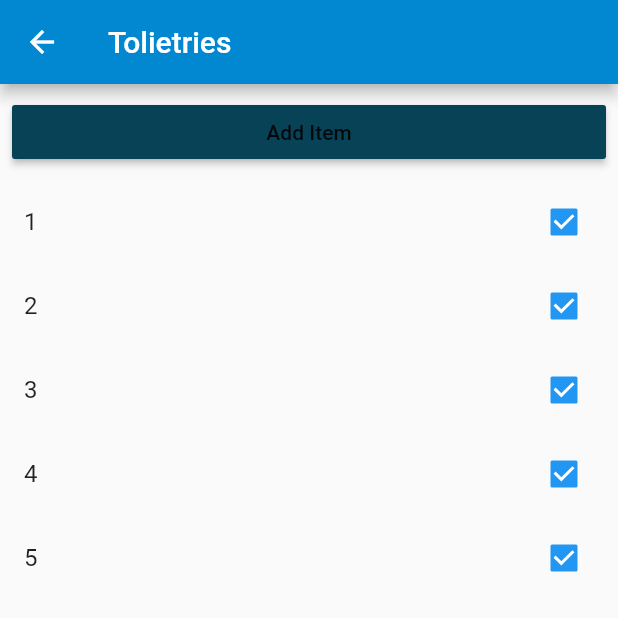
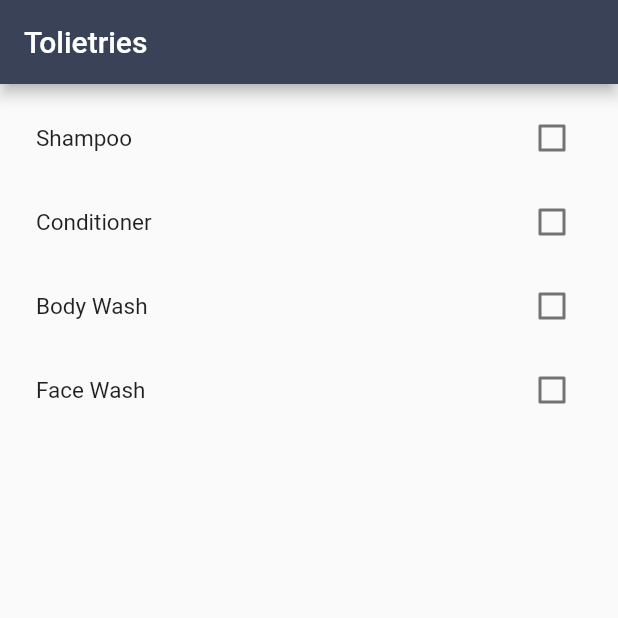
Before and after one commit to acm-projects/Travel-Buddy, a Flutter app: the ListPage screen opened directly, after a tap on "Tolietries", on a phone screen of 412 x 824 dp, the top half of it. Run offline on Flutter 3.47's test engine with Material 2 defaults, Android fonts, the phone set to English and light mode, and no system bars; our stand-ins replace firebase_auth, firebase_database, shared_preferences, table_calendar; accounts and stored records are empty.

Commit message:
Added other checklist pages.

```diff
--- /dev/null
+++ b/lib/screens/carry-on.dart
@@ -0,0 +1,63 @@
+import 'package:flutter/material.dart';
+
+void main() => runApp(CarryOn());
+
+class CarryOn extends StatelessWidget {
+  // This widget is the root of your application.
+  @override
+  Widget build(BuildContext context) {
+    return MaterialApp(
+      debugShowCheckedModeBanner: false,
+      theme: ThemeData(
+          primaryColor: Color.fromRGBO(57, 66, 86, 1.0),
+      ),
+      home: CheckBoxInListview(),
+    );
+  }
+}
+
+
+class CheckBoxInListview extends StatefulWidget {
+  @override
+  _CheckBoxInListviewState createState() => _CheckBoxInListviewState();
+}
+
+class _CheckBoxInListviewState extends State<CheckBoxInListview> {
+  bool _isChecked = false;
+
+  List<String> _texts = ["Shampoo", "Conditioner", "Body Wash", "Face Wash"];
+
+  @override
+  Widget build(BuildContext context) {
+    return Scaffold(
+      appBar: AppBar(
+        title: Text(
+          "Tolietries",
+          style: TextStyle(
+            fontSize: 20.0,
+          ),
+        ),
+
+      ),
+      body: ListView(
+        padding: EdgeInsets.all(8.0),
+        children: _texts
+            .map((text) => CheckboxListTile(
+          title: Text(
+            text,
+            style: TextStyle(
+              fontSize: 15.0,
+            ),
+          ),
+          value: _isChecked,
+          onChanged: (val1) {
+            setState(() {
+              _isChecked = val1;
+            });
+          },
+        ))
+            .toList(),
+      ),
+    );
+  }
+}
--- a/lib/screens/checklist-page.dart
+++ /dev/null
@@ -1,52 +0,0 @@
-import 'package:flutter/material.dart';
-
-class DynamicallyAddCheckbox extends StatefulWidget {
-  @override
-  _DynamicallyAddCheckboxState createState() => _DynamicallyAddCheckboxState();
-}
-
-class _DynamicallyAddCheckboxState extends State<DynamicallyAddCheckbox> {
-  List<int> _list = [1, 2, 3, 4, 5];
-  bool _isChecked = true;
-
-  _onPressed() {
-    int count = _list.length;
-    setState(() {
-      _list.add(count + 1);
-    });
-  }
-
-  @override
-  Widget build(BuildContext context) {
-    return Scaffold(
-      appBar: AppBar(
-        title: Text("Tolietries"),
-      ),
-      body: ListView(
-        children: <Widget>[
-          Padding(
-            padding: const EdgeInsets.all(8.0),
-            child: RaisedButton(
-              onPressed: _onPressed,
-              child: Text("Add Item"),
-              color: Color.fromRGBO(8, 66, 86, 1.0),
-            ),
-          ),
-          Column(
-            children: _list
-                .map((t) => CheckboxListTile(
-              title: Text("$t"),
-              value: _isChecked,
-              onChanged: (val) {
-                setState(() {
-                  _isChecked = val;
-                });
-              },
-            ))
-                .toList(),
-          ),
-        ],
-      ),
-    );
-  }
-}
--- /dev/null
+++ b/lib/screens/first-aid.dart
@@ -0,0 +1,63 @@
+import 'package:flutter/material.dart';
+
+void main() => runApp(Toiletries());
+
+class Toiletries extends StatelessWidget {
+  // This widget is the root of your application.
+  @override
+  Widget build(BuildContext context) {
+    return MaterialApp(
+      debugShowCheckedModeBanner: false,
+      theme: ThemeData(
+          primaryColor: Color.fromRGBO(57, 66, 86, 1.0),
+      ),
+      home: CheckBoxInListview(),
+    );
+  }
+}
+
+
+class CheckBoxInListview extends StatefulWidget {
+  @override
+  _CheckBoxInListviewState createState() => _CheckBoxInListviewState();
+}
+
+class _CheckBoxInListviewState extends State<CheckBoxInListview> {
+  bool _isChecked = false;
+
+  List<String> _texts = ["Shampoo", "Conditioner", "Body Wash", "Face Wash"];
+
+  @override
+  Widget build(BuildContext context) {
+    return Scaffold(
+      appBar: AppBar(
+        title: Text(
+          "Tolietries",
+          style: TextStyle(
+            fontSize: 20.0,
+          ),
+        ),
+
+      ),
+      body: ListView(
+        padding: EdgeInsets.all(8.0),
+        children: _texts
+            .map((text) => CheckboxListTile(
+          title: Text(
+            text,
+            style: TextStyle(
+              fontSize: 15.0,
+            ),
+          ),
+          value: _isChecked,
+          onChanged: (val1) {
+            setState(() {
+              _isChecked = val1;
+            });
+          },
+        ))
+            .toList(),
+      ),
+    );
+  }
+}
--- /dev/null
+++ b/lib/screens/infant.dart
@@ -0,0 +1,63 @@
+import 'package:flutter/material.dart';
+
+void main() => runApp(Infant());
+
+class Infant extends StatelessWidget {
+  // This widget is the root of your application.
+  @override
+  Widget build(BuildContext context) {
+    return MaterialApp(
+      debugShowCheckedModeBanner: false,
+      theme: ThemeData(
+          primaryColor: Color.fromRGBO(57, 66, 86, 1.0),
+      ),
+      home: CheckBoxInListview(),
+    );
+  }
+}
+
+
+class CheckBoxInListview extends StatefulWidget {
+  @override
+  _CheckBoxInListviewState createState() => _CheckBoxInListviewState();
+}
+
+class _CheckBoxInListviewState extends State<CheckBoxInListview> {
+  bool _isChecked = false;
+
+  List<String> _texts = ["Baby Wipes", "Formula", "Diapers", "Wet Wipes", "Bottles", "Pacifiers"];
+
+  @override
+  Widget build(BuildContext context) {
+    return Scaffold(
+      appBar: AppBar(
+        title: Text(
+          "Tolietries",
+          style: TextStyle(
+            fontSize: 20.0,
+          ),
+        ),
+
+      ),
+      body: ListView(
+        padding: EdgeInsets.all(8.0),
+        children: _texts
+            .map((text) => CheckboxListTile(
+          title: Text(
+            text,
+            style: TextStyle(
+              fontSize: 15.0,
+            ),
+          ),
+          value: _isChecked,
+          onChanged: (val1) {
+            setState(() {
+              _isChecked = val1;
+            });
+          },
+        ))
+            .toList(),
+      ),
+    );
+  }
+}
--- a/lib/screens/packinglist.dart
+++ b/lib/screens/packinglist.dart
@@ -1,6 +1,9 @@
 import 'package:flutter/material.dart';
 import 'package:flutter/rendering.dart';
-import 'checklist-page.dart';
+import 'package:travelbuddyapp/screens/infant.dart';
+import 'carry-on.dart';
+import 'toiletries.dart';
+
 void main() => runApp(new PackingList());
 
 class PackingList extends StatelessWidget {
@@ -64,12 +67,37 @@ class _ListPageState extends State<ListPage> {
           ),
           trailing:
               Icon(Icons.keyboard_arrow_right, color: Colors.white, size: 30.0),
-                  onTap: () {
-            Navigator.push(
-                context, MaterialPageRoute(builder: (context) => DynamicallyAddCheckbox()));
+          onTap: () {
+            if (packingListTiles.title == "Tolietries") {
+              Navigator.push(
+                  context, MaterialPageRoute(builder: (context) => Toiletries()));
+            }
+            if (packingListTiles.title == "Carry-On") {
+              Navigator.push(
+                  context, MaterialPageRoute(builder: (context) => CarryOn()));
+            }
+            if (packingListTiles.title == "First Aid") {
+              Navigator.push(
+                  context, MaterialPageRoute(builder: (context) => Toiletries()));
+            }
+            if (packingListTiles.title == "Infant") {
+              Navigator.push(
+                  context, MaterialPageRoute(builder: (context) => Infant()));
+            }
+            if (packingListTiles.title == "Cruise") {
+              Navigator.push(
+                  context, MaterialPageRoute(builder: (context) => Toiletries()));
+            }
+            if (packingListTiles.title == "Technology") {
+              Navigator.push(
+                  context, MaterialPageRoute(builder: (context) => Toiletries()));
+            }
+            if (packingListTiles.title == "Other") {
+              Navigator.push(
+                  context, MaterialPageRoute(builder: (context) => Toiletries()));
+            }
           },
         );
-
 
     Card makeCard(PackingListTiles packingListTiles) => Card(
           elevation: 8.0,
@@ -103,6 +131,7 @@ class _ListPageState extends State<ListPage> {
 
 class PackingListTiles {
   String title;
+
   PackingListTiles({this.title});
 }
 
@@ -115,6 +144,5 @@ List getPackingListTiles() {
     PackingListTiles(title: "Cruise"),
     PackingListTiles(title: "Technology"),
     PackingListTiles(title: "Other"),
-
   ];
 }
--- /dev/null
+++ b/lib/screens/toiletries.dart
@@ -0,0 +1,63 @@
+import 'package:flutter/material.dart';
+
+void main() => runApp(Toiletries());
+
+class Toiletries extends StatelessWidget {
+  // This widget is the root of your application.
+  @override
+  Widget build(BuildContext context) {
+    return MaterialApp(
+      debugShowCheckedModeBanner: false,
+      theme: ThemeData(
+          primaryColor: Color.fromRGBO(57, 66, 86, 1.0),
+      ),
+      home: CheckBoxInListview(),
+    );
+  }
+}
+
+
+class CheckBoxInListview extends StatefulWidget {
+  @override
+  _CheckBoxInListviewState createState() => _CheckBoxInListviewState();
+}
+
+class _CheckBoxInListviewState extends State<CheckBoxInListview> {
+  bool _isChecked = false;
+
+  List<String> _texts = ["Shampoo", "Conditioner", "Body Wash", "Face Wash"];
+
+  @override
+  Widget build(BuildContext context) {
+    return Scaffold(
+      appBar: AppBar(
+        title: Text(
+          "Tolietries",
+          style: TextStyle(
+            fontSize: 20.0,
+          ),
+        ),
+
+      ),
+      body: ListView(
+        padding: EdgeInsets.all(8.0),
+        children: _texts
+            .map((text) => CheckboxListTile(
+          title: Text(
+            text,
+            style: TextStyle(
+              fontSize: 15.0,
+            ),
+          ),
+          value: _isChecked,
+          onChanged: (val1) {
+            setState(() {
+              _isChecked = val1;
+            });
+          },
+        ))
+            .toList(),
+      ),
+    );
+  }
+}
```
